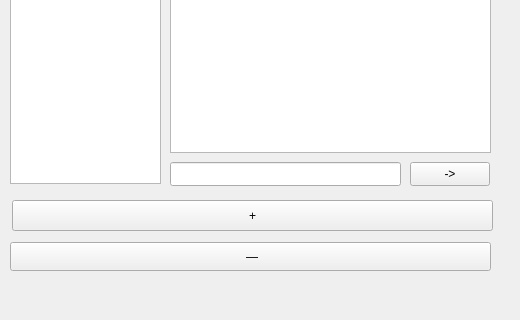
The window that client/groupchatwindow.ui (Olovat/ChatApp) describes before a commit, drawn with Qt 5; both pictures show x 0 to 520 and y 158 to 478 of the 520 by 478 pixel window.
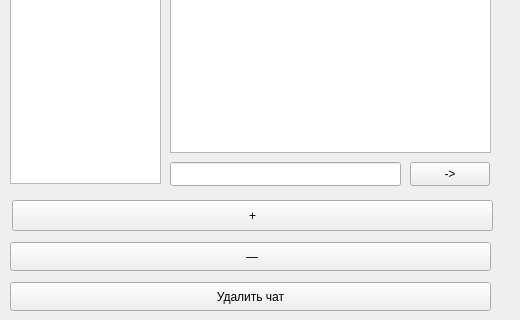
The same window after the commit.

Patch:
```diff
--- a/client/groupchatwindow.ui
+++ b/client/groupchatwindow.ui
@@ -82,6 +82,19 @@
     <string> —</string>
    </property>
   </widget>
+  <widget class="QPushButton" name="pushButton_4">
+   <property name="geometry">
+    <rect>
+     <x>10</x>
+     <y>440</y>
+     <width>481</width>
+     <height>29</height>
+    </rect>
+   </property>
+   <property name="text">
+    <string>Удалить чат</string>
+   </property>
+  </widget>
  </widget>
  <resources/>
  <connections/>
```
